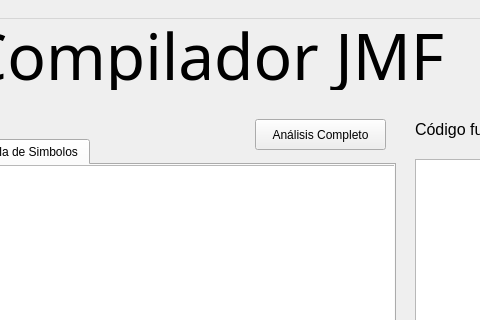
LFTPadilla/compilador, file interfaz/interfazQT.ui: the form before one commit; both pictures show x 475 to 955 and y 0 to 320 of the 1364 by 659 pixel window.
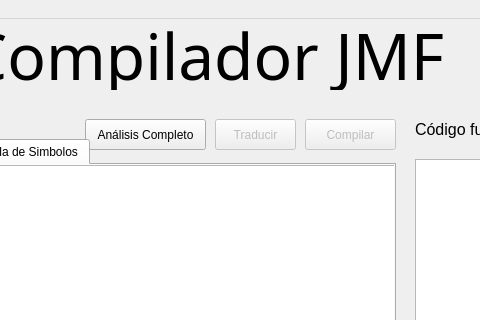
The form after the commit.

```diff
--- a/interfaz/interfazQT.ui
+++ b/interfaz/interfazQT.ui
@@ -260,9 +260,9 @@
    <widget class="QPushButton" name="btnAnalisis">
     <property name="geometry">
      <rect>
-      <x>730</x>
+      <x>560</x>
       <y>100</y>
-      <width>131</width>
+      <width>121</width>
       <height>31</height>
      </rect>
     </property>
@@ -318,6 +318,38 @@
      </widget>
     </widget>
    </widget>
+   <widget class="QPushButton" name="btnCompilar">
+    <property name="enabled">
+     <bool>false</bool>
+    </property>
+    <property name="geometry">
+     <rect>
+      <x>780</x>
+      <y>100</y>
+      <width>91</width>
+      <height>31</height>
+     </rect>
+    </property>
+    <property name="text">
+     <string>Compilar</string>
+    </property>
+   </widget>
+   <widget class="QPushButton" name="btnTraducir">
+    <property name="enabled">
+     <bool>false</bool>
+    </property>
+    <property name="geometry">
+     <rect>
+      <x>690</x>
+      <y>100</y>
+      <width>81</width>
+      <height>31</height>
+     </rect>
+    </property>
+    <property name="text">
+     <string>Traducir</string>
+    </property>
+   </widget>
   </widget>
   <widget class="QMenuBar" name="menubar">
    <property name="geometry">
```
Left out of the diff: 2 changed lines with no effect on the pictures.
